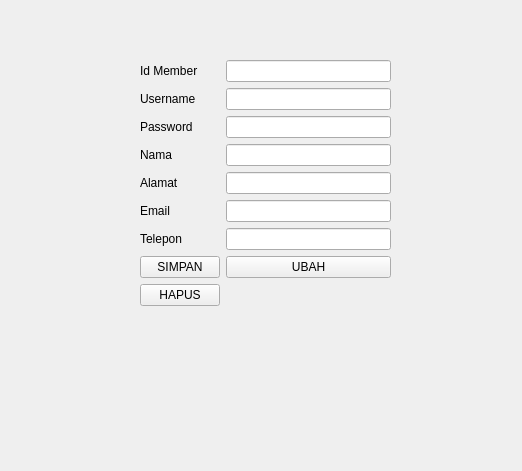
eevnxx999/Tugas_2310010573, file Tugas_2310010573/SewaMobil_2310010573/member.ui: the form before one commit.
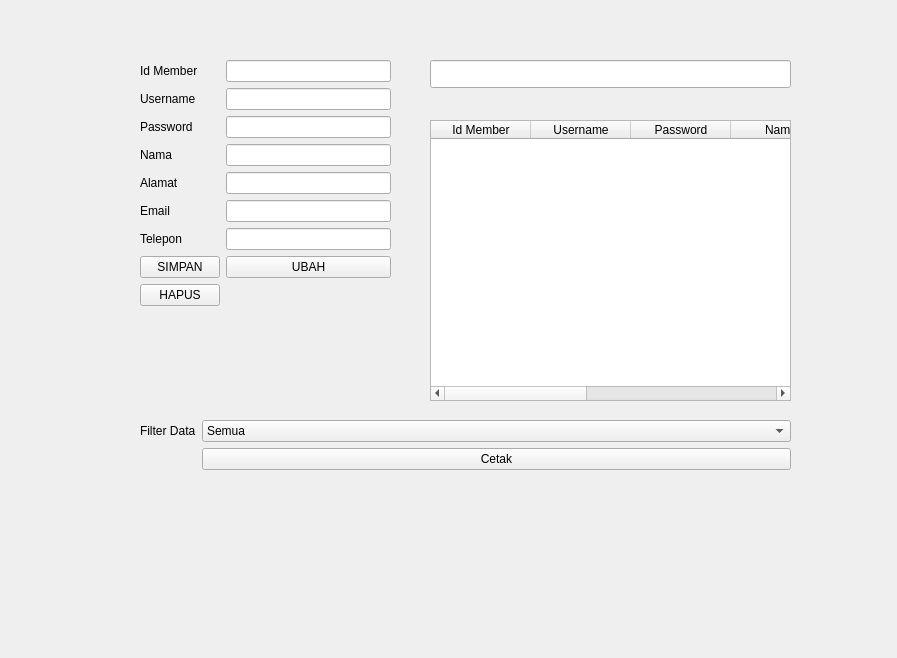
The form after the commit.

```diff
--- a/Tugas_2310010573/SewaMobil_2310010573/member.ui
+++ b/Tugas_2310010573/SewaMobil_2310010573/member.ui
@@ -6,8 +6,8 @@
    <rect>
     <x>0</x>
     <y>0</y>
-    <width>522</width>
-    <height>471</height>
+    <width>897</width>
+    <height>658</height>
    </rect>
   </property>
   <property name="windowTitle">
@@ -116,6 +116,96 @@
     </item>
    </layout>
   </widget>
+  <widget class="QLineEdit" name="lineCari">
+   <property name="geometry">
+    <rect>
+     <x>430</x>
+     <y>60</y>
+     <width>361</width>
+     <height>28</height>
+    </rect>
+   </property>
+  </widget>
+  <widget class="QTableWidget" name="tblMember">
+   <property name="geometry">
+    <rect>
+     <x>430</x>
+     <y>120</y>
+     <width>361</width>
+     <height>281</height>
+    </rect>
+   </property>
+   <column>
+    <property name="text">
+     <string>Id Member</string>
+    </property>
+   </column>
+   <column>
+    <property name="text">
+     <string>Username</string>
+    </property>
+   </column>
+   <column>
+    <property name="text">
+     <string>Password</string>
+    </property>
+   </column>
+   <column>
+    <property name="text">
+     <string>Nama</string>
+    </property>
+   </column>
+   <column>
+    <property name="text">
+     <string>Alamat</string>
+    </property>
+   </column>
+   <column>
+    <property name="text">
+     <string>Email</string>
+    </property>
+   </column>
+   <column>
+    <property name="text">
+     <string>Telepon</string>
+    </property>
+   </column>
+  </widget>
+  <widget class="QWidget" name="formLayoutWidget_2">
+   <property name="geometry">
+    <rect>
+     <x>140</x>
+     <y>420</y>
+     <width>651</width>
+     <height>111</height>
+    </rect>
+   </property>
+   <layout class="QFormLayout" name="formLayout_2">
+    <item row="0" column="0">
+     <widget class="QLabel" name="filterDataLabel">
+      <property name="text">
+       <string>Filter Data</string>
+      </property>
+     </widget>
+    </item>
+    <item row="0" column="1">
+     <widget class="QComboBox" name="comboFilter">
+      <item>
+       <property name="text">
+        <string>Semua</string>
+       </property>
+      </item>
+     </widget>
+    </item>
+    <item row="1" column="1">
+     <widget class="QPushButton" name="btnCetak">
+      <property name="text">
+       <string>Cetak</string>
+      </property>
+     </widget>
+    </item>
+   </layout>
+  </widget>
  </widget>
  <resources/>
  <connections/>
```
